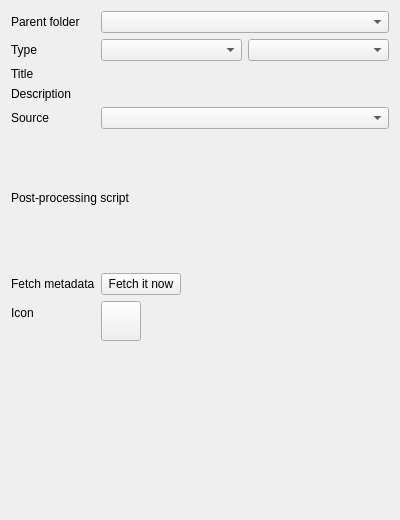
This is src/librssguard/services/standard/gui/standardfeeddetails.ui in martinrotter/rssguard as Qt 5 draws it before an edit. The edited form follows.
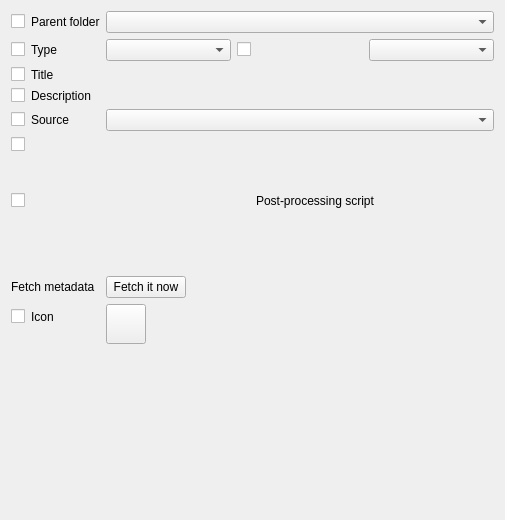
This is the edited form. Custom widgets are drawn as their Qt base class.

Commit message:
Multi select feeds list - basic implementation (#1148)
* Starting to work on this.

* Working, saving of common data in feeds could work

* Working, saving of common data in feeds could work

* work on standard

* save work

* work on multi feed select, should work now for feeds

* kind of works, there are some corner cases and UX things that need to be sorted out, will merge so people can test

Patch:
```diff
--- a/src/librssguard/services/standard/gui/standardfeeddetails.ui
+++ b/src/librssguard/services/standard/gui/standardfeeddetails.ui
@@ -6,7 +6,7 @@
    <rect>
     <x>0</x>
     <y>0</y>
-    <width>400</width>
+    <width>505</width>
     <height>520</height>
    </rect>
   </property>
@@ -15,6 +15,11 @@
   </property>
   <layout class="QFormLayout" name="formLayout">
    <item row="0" column="0">
+    <layout class="QHBoxLayout" name="horizontalLayout_3">
+     <item>
+      <widget class="MultiFeedEditCheckBox" name="m_mcbParentCategory"/>
+     </item>
+     <item>
     <widget class="QLabel" name="m_lblParentCategory">
      <property name="text">
       <string>Parent folder</string>
@@ -24,6 +29,8 @@
      </property>
     </widget>
    </item>
+    </layout>
+   </item>
    <item row="0" column="1">
     <widget class="QComboBox" name="m_cmbParentCategory">
      <property name="toolTip">
@@ -41,6 +48,11 @@
     </widget>
    </item>
    <item row="1" column="0">
+    <layout class="QHBoxLayout" name="horizontalLayout_4">
+     <item>
+      <widget class="MultiFeedEditCheckBox" name="m_mcbType"/>
+     </item>
+     <item>
     <widget class="QLabel" name="label_3">
      <property name="text">
       <string>Type</string>
@@ -50,6 +62,8 @@
      </property>
     </widget>
    </item>
+    </layout>
+   </item>
    <item row="1" column="1">
     <layout class="QHBoxLayout" name="horizontalLayout">
      <item>
@@ -59,6 +73,9 @@
        </property>
       </widget>
      </item>
+     <item>
+      <widget class="MultiFeedEditCheckBox" name="m_mcbEncoding"/>
+     </item>
      <item>
       <widget class="QComboBox" name="m_cmbEncoding">
        <property name="toolTip">
@@ -69,6 +86,11 @@
     </layout>
    </item>
    <item row="2" column="0">
+    <layout class="QHBoxLayout" name="horizontalLayout_5">
+     <item>
+      <widget class="MultiFeedEditCheckBox" name="m_mcbTitle"/>
+     </item>
+     <item>
     <widget class="QLabel" name="m_lblTitle">
      <property name="text">
       <string>Title</string>
@@ -78,10 +100,17 @@
      </property>
     </widget>
    </item>
+    </layout>
+   </item>
    <item row="2" column="1">
     <widget class="LineEditWithStatus" name="m_txtTitle" native="true"/>
    </item>
    <item row="3" column="0">
+    <layout class="QHBoxLayout" name="horizontalLayout_6">
+     <item>
+      <widget class="MultiFeedEditCheckBox" name="m_mcbDescription"/>
+     </item>
+     <item>
     <widget class="QLabel" name="m_lblDescription">
      <property name="text">
       <string>Description</string>
@@ -91,10 +120,17 @@
      </property>
     </widget>
    </item>
+    </layout>
+   </item>
    <item row="3" column="1">
     <widget class="LineEditWithStatus" name="m_txtDescription" native="true"/>
    </item>
    <item row="4" column="0">
+    <layout class="QHBoxLayout" name="horizontalLayout_7">
+     <item>
+      <widget class="MultiFeedEditCheckBox" name="m_mcbSourceType"/>
+     </item>
+     <item>
     <widget class="QLabel" name="label">
      <property name="text">
       <string>Source</string>
@@ -104,10 +140,12 @@
      </property>
     </widget>
    </item>
+    </layout>
+   </item>
    <item row="4" column="1">
     <widget class="QComboBox" name="m_cmbSourceType"/>
    </item>
-   <item row="5" column="0" colspan="2">
+   <item row="5" column="1">
     <widget class="TextEditWithStatus" name="m_txtSource" native="true">
      <property name="minimumSize">
       <size>
@@ -124,6 +162,11 @@
     </widget>
    </item>
    <item row="6" column="0" colspan="2">
+    <layout class="QHBoxLayout" name="horizontalLayout_8">
+     <item>
+      <widget class="MultiFeedEditCheckBox" name="m_mcbPostProcessScript"/>
+     </item>
+     <item>
     <widget class="QLabel" name="label_4">
      <property name="text">
       <string>Post-processing script</string>
@@ -133,6 +176,8 @@
      </property>
     </widget>
    </item>
+    </layout>
+   </item>
    <item row="7" column="0" colspan="2">
     <widget class="TextEditWithStatus" name="m_txtPostProcessScript" native="true">
      <property name="minimumSize">
@@ -187,6 +232,11 @@
     </layout>
    </item>
    <item row="10" column="0">
+    <layout class="QHBoxLayout" name="horizontalLayout_10">
+     <item>
+      <widget class="MultiFeedEditCheckBox" name="m_mcbIcon"/>
+     </item>
+     <item>
     <widget class="QLabel" name="m_lblIcon">
      <property name="text">
       <string>Icon</string>
@@ -196,6 +246,8 @@
      </property>
     </widget>
    </item>
+    </layout>
+   </item>
    <item row="10" column="1">
     <widget class="QToolButton" name="m_btnIcon">
      <property name="sizePolicy">
@@ -246,9 +298,17 @@
      </property>
     </spacer>
    </item>
+   <item row="5" column="0">
+    <widget class="MultiFeedEditCheckBox" name="m_mcbSource"/>
+   </item>
   </layout>
  </widget>
  <customwidgets>
+  <customwidget>
+   <class>MultiFeedEditCheckBox</class>
+   <extends>QCheckBox</extends>
+   <header>multifeededitcheckbox.h</header>
+  </customwidget>
   <customwidget>
    <class>HelpSpoiler</class>
    <extends>QWidget</extends>
```
Lines whose indentation alone changed are shown as unchanged. The commit also changes 51 other files.
